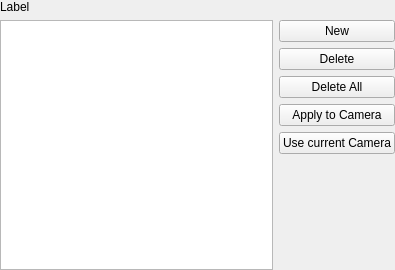
Qt form Qt/Components/Resources/UI/pqKeyFrameEditor.ui (Kitware/ParaView) before a commit.
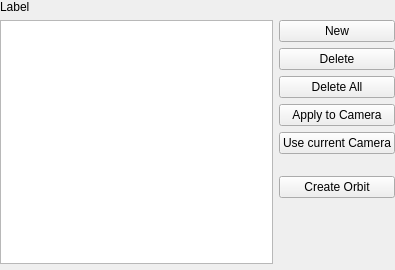
The same form after that commit.

Commit message:
Animation: merge camera "orbit" mode into "path" mode
  * Remove the "orbit" mode choice in animation view.
  Because orbit was already a path. It just used to provide an initializer to create an orbit.
  * Allow to create an orbit for selected keyframe in path mode, reusing the OrbitDialog.
  * Default path is an orbit

What changed in the file:
```diff
--- a/Qt/Components/Resources/UI/pqKeyFrameEditor.ui
+++ b/Qt/Components/Resources/UI/pqKeyFrameEditor.ui
@@ -78,6 +78,16 @@
      </property>
     </widget>
    </item>
+   <item rowspan="4" row="4" column="1" >
+    <widget class="QPushButton" name="pbCreateOrbit" >
+     <property name="text" >
+      <string>Create Orbit</string>
+     </property>
+     <property name="toolTip" >
+      <string>Create an orbit path for selected keyframe, starting with current camera.</string>
+     </property>
+    </widget>
+   </item>
    <item row="4" column="1" >
     <widget class="QPushButton" name="pbApplyToCamera" >
      <property name="text" >
```
The commit also changes 11 other files.
